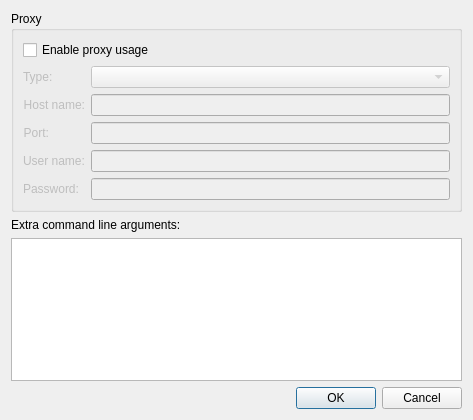
This is src/settingsdialog.ui in trialuser02/ytbtocue as Qt 5 draws it before an edit. The edited form follows.
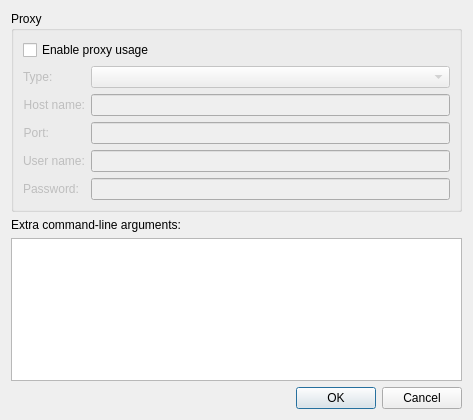
This is the edited form.

Commit message: added feature to add extra command-line arguments

```diff
--- a/src/settingsdialog.ui
+++ b/src/settingsdialog.ui
@@ -124,7 +124,7 @@
    <item>
     <widget class="QLabel" name="label">
      <property name="text">
-      <string>Extra command line arguments:</string>
+      <string>Extra command-line arguments:</string>
      </property>
     </widget>
    </item>
```
The commit also changes 3 other files.
